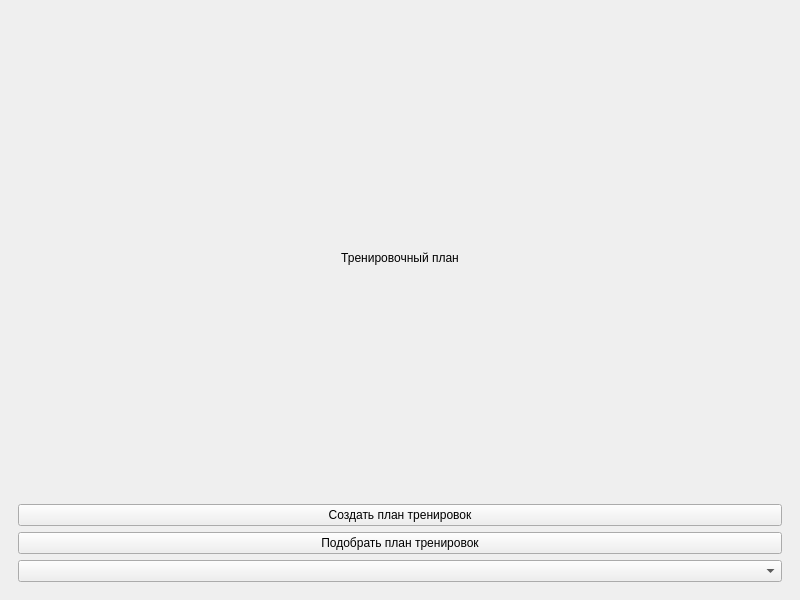
Before: the Qt Designer form mainwindow.ui in kazahd/trainer_plan, drawn with Qt 5.
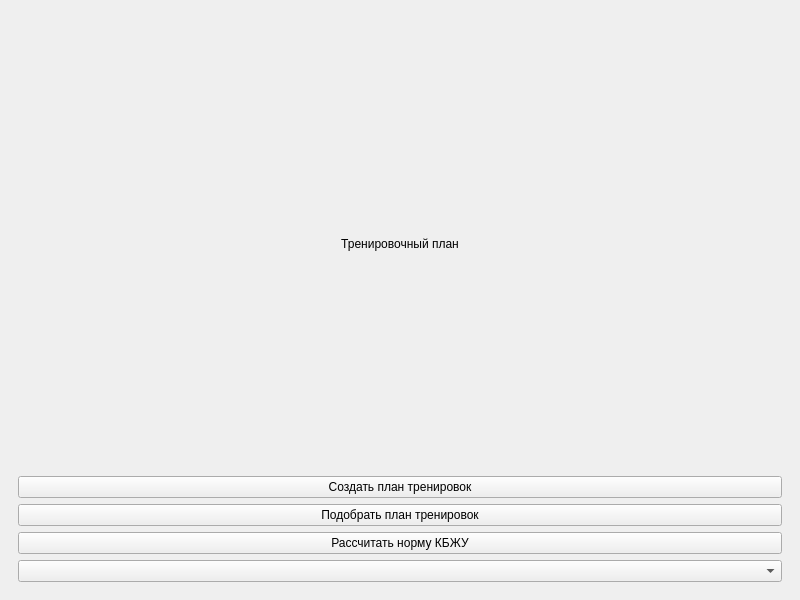
After: the same form once the commit is applied. The open tabs and pages were chosen to show the change.

What changed in the file:
```diff
--- a/mainwindow.ui
+++ b/mainwindow.ui
@@ -49,6 +49,13 @@
           </property>
          </widget>
         </item>
+        <item>
+         <widget class="QPushButton" name="calculateNutritionButton">
+          <property name="text">
+           <string>Рассчитать норму КБЖУ</string>
+          </property>
+         </widget>
+        </item>
         <item>
          <widget class="QComboBox" name="themeComboBox">
           <property name="toolTip">
```
Left out of the diff: 2 changed lines with no effect on the pictures.
